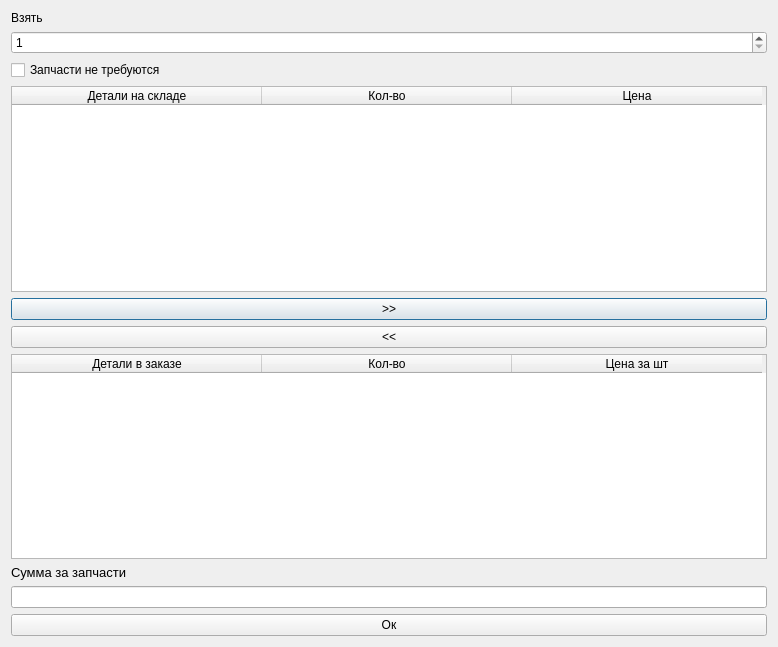
Tr0ub1e/Izbushka, file ui/count_orders.ui: the form before one commit.
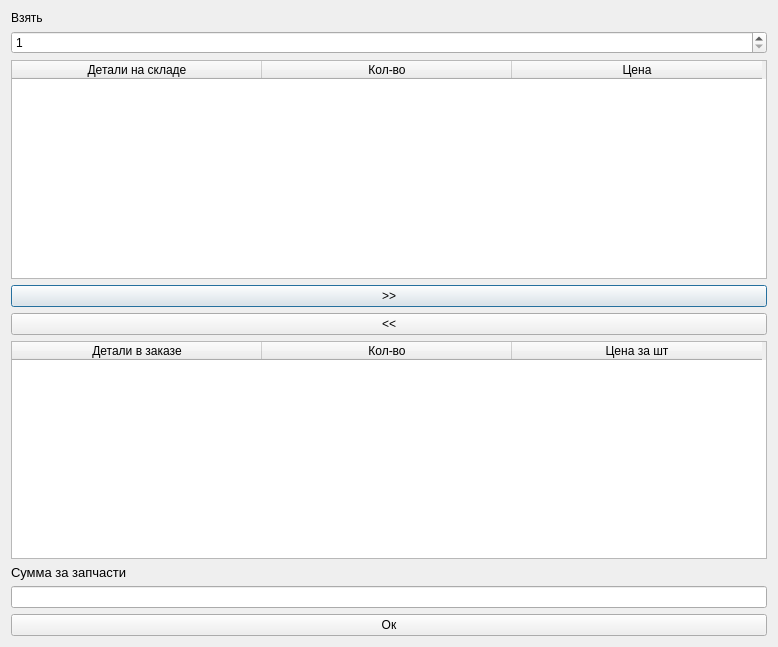
The form after the commit. Icons and pictures are not drawn.

The edit to the form file:
```diff
--- a/ui/count_orders.ui
+++ b/ui/count_orders.ui
@@ -41,13 +41,6 @@
      </property>
     </widget>
    </item>
-   <item>
-    <widget class="QCheckBox" name="checkBox">
-     <property name="text">
-      <string>Запчасти не требуются</string>
-     </property>
-    </widget>
-   </item>
    <item>
     <widget class="QTableWidget" name="ableParts">
      <property name="editTriggers">
```
